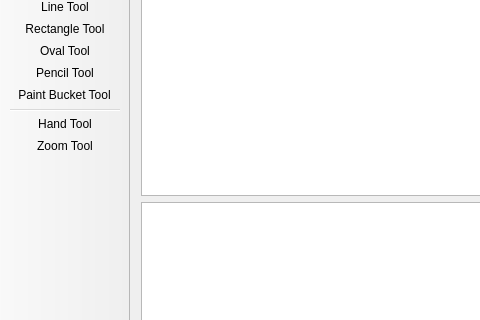
Before: the Qt Designer form src/gui/mainwindow.ui in DevTeamSCH/animeditor, drawn with Qt 5; both pictures show x 0 to 480 and y 90 to 410 of the 800 by 600 pixel window.
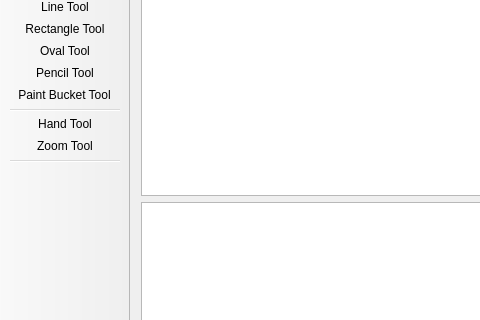
After: the same form once the commit is applied. Icons and pictures are not drawn. Custom widgets are drawn as their Qt base class.

Commit message: Add 2 ColorPickers to the main toolbar

Diff of the .ui file:
```diff
--- a/src/gui/mainwindow.ui
+++ b/src/gui/mainwindow.ui
@@ -68,6 +68,7 @@
    <addaction name="separator"/>
    <addaction name="actionHand_Tool"/>
    <addaction name="actionZoom_Tool"/>
+   <addaction name="separator"/>
   </widget>
   <widget class="QStatusBar" name="statusBar"/>
   <action name="actionSelection_Tool">
```
The commit also changes 2 other files.
